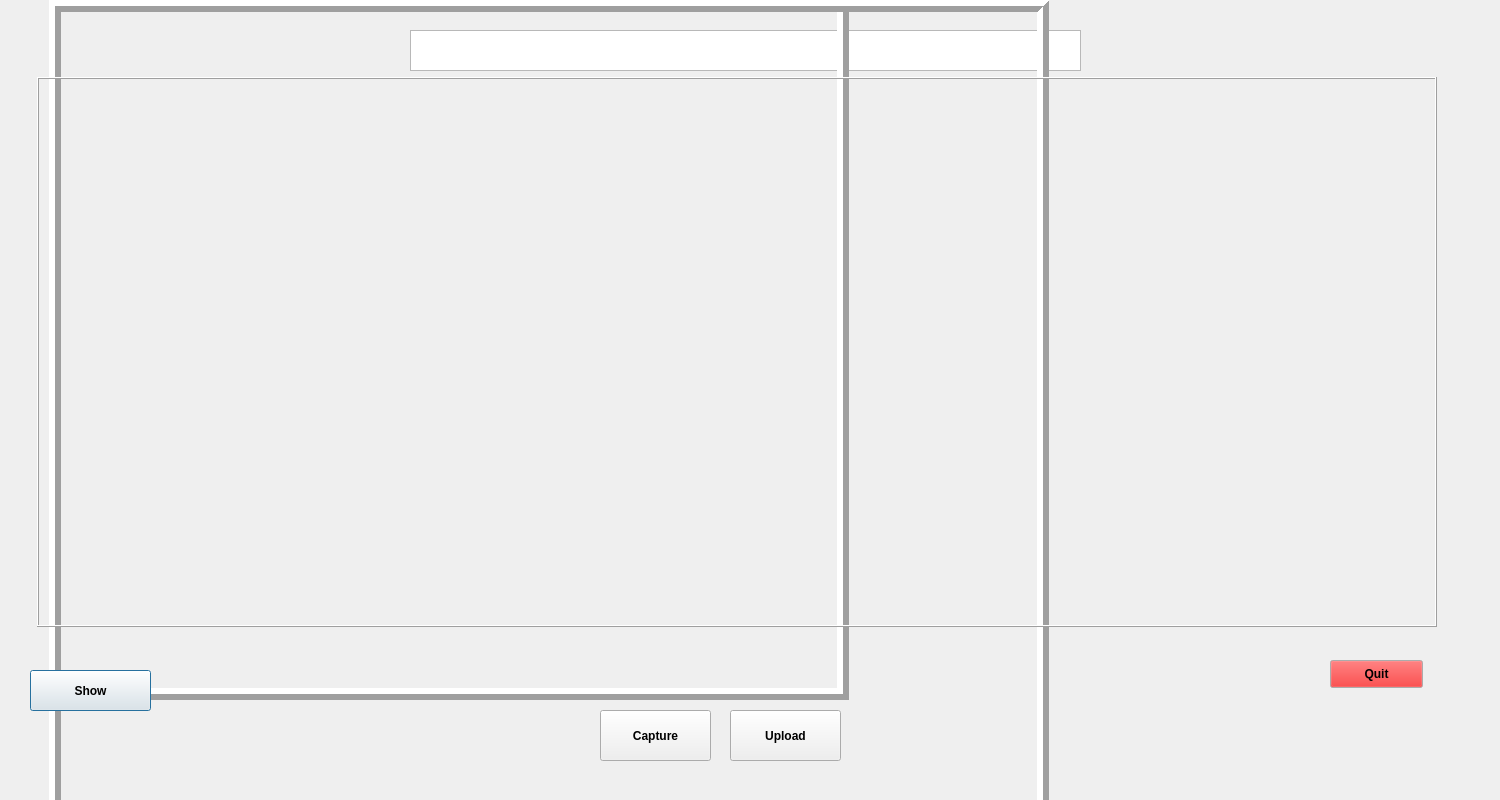
Qt form loadui.ui (TruongDucDuong1109/Capture-And-Detect-Objection) before a commit.
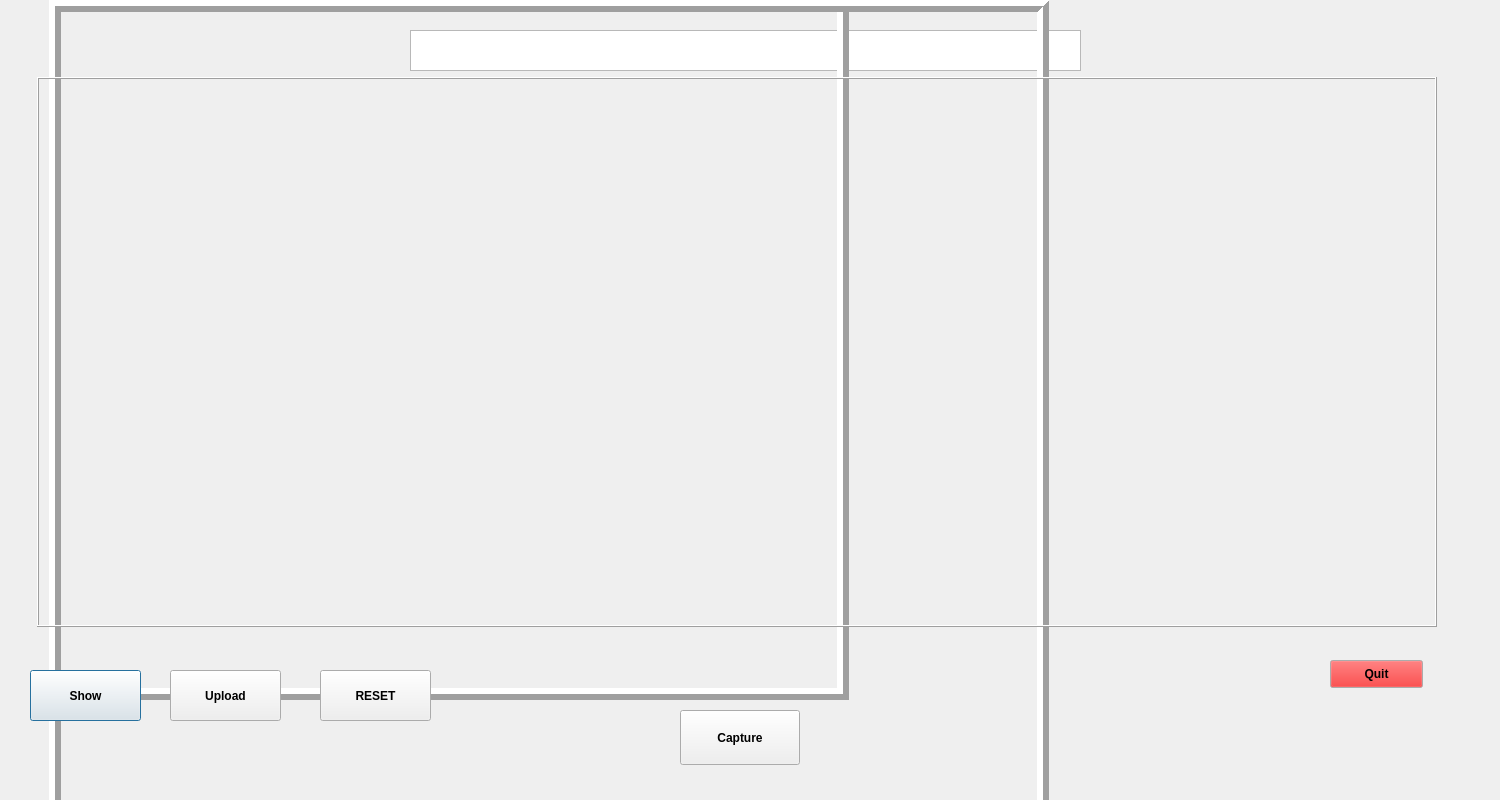
The same form after that commit.

```diff
--- a/loadui.ui
+++ b/loadui.ui
@@ -91,8 +91,8 @@
     <rect>
      <x>30</x>
      <y>670</y>
-     <width>121</width>
-     <height>41</height>
+     <width>111</width>
+     <height>51</height>
     </rect>
    </property>
    <property name="font">
@@ -111,10 +111,10 @@
   <widget class="QPushButton" name="CAPTURE">
    <property name="geometry">
     <rect>
-     <x>600</x>
+     <x>680</x>
      <y>710</y>
-     <width>111</width>
-     <height>51</height>
+     <width>120</width>
+     <height>55</height>
     </rect>
    </property>
    <property name="font">
@@ -130,6 +130,28 @@
     <string>Capture</string>
    </property>
   </widget>
+  <widget class="QPushButton" name="RESET">
+   <property name="geometry">
+    <rect>
+     <x>320</x>
+     <y>670</y>
+     <width>111</width>
+     <height>51</height>
+    </rect>
+   </property>
+   <property name="font">
+    <font>
+     <weight>75</weight>
+     <bold>true</bold>
+    </font>
+   </property>
+   <property name="cursor">
+    <cursorShape>PointingHandCursor</cursorShape>
+   </property>
+   <property name="text">
+    <string>RESET</string>
+   </property>
+  </widget>
   <widget class="QPushButton" name="QUIT">
    <property name="geometry">
     <rect>
@@ -247,8 +269,8 @@
   <widget class="QPushButton" name="UPLOAD">
    <property name="geometry">
     <rect>
-     <x>730</x>
-     <y>710</y>
+     <x>170</x>
+     <y>670</y>
      <width>111</width>
      <height>51</height>
     </rect>
```
